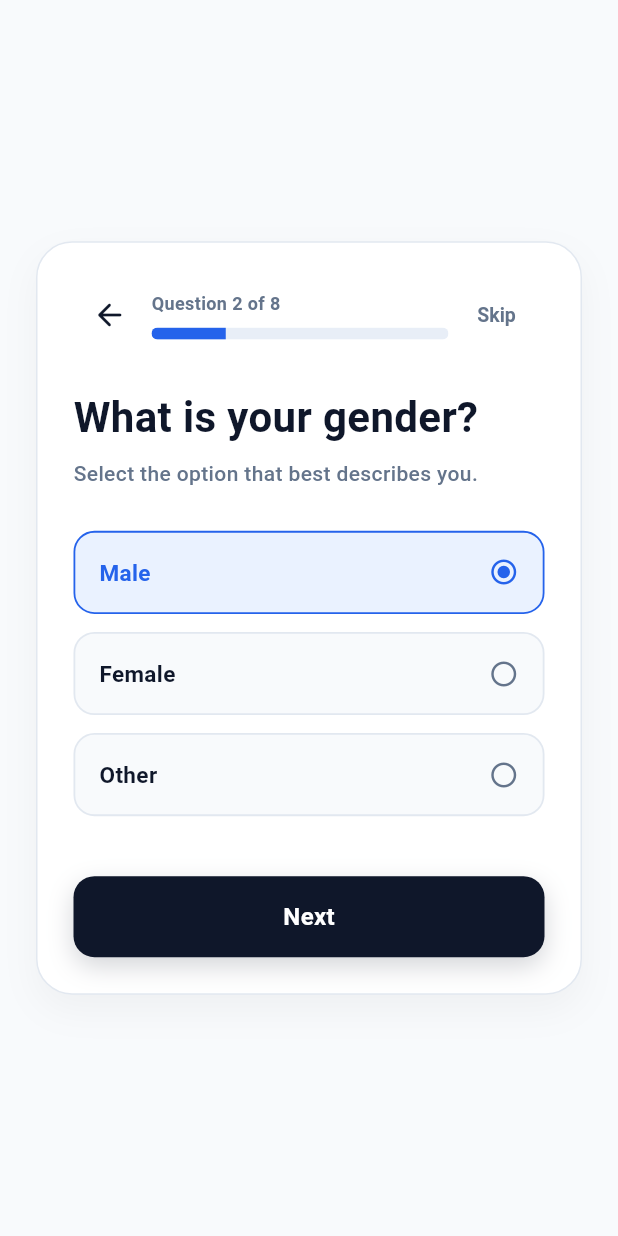
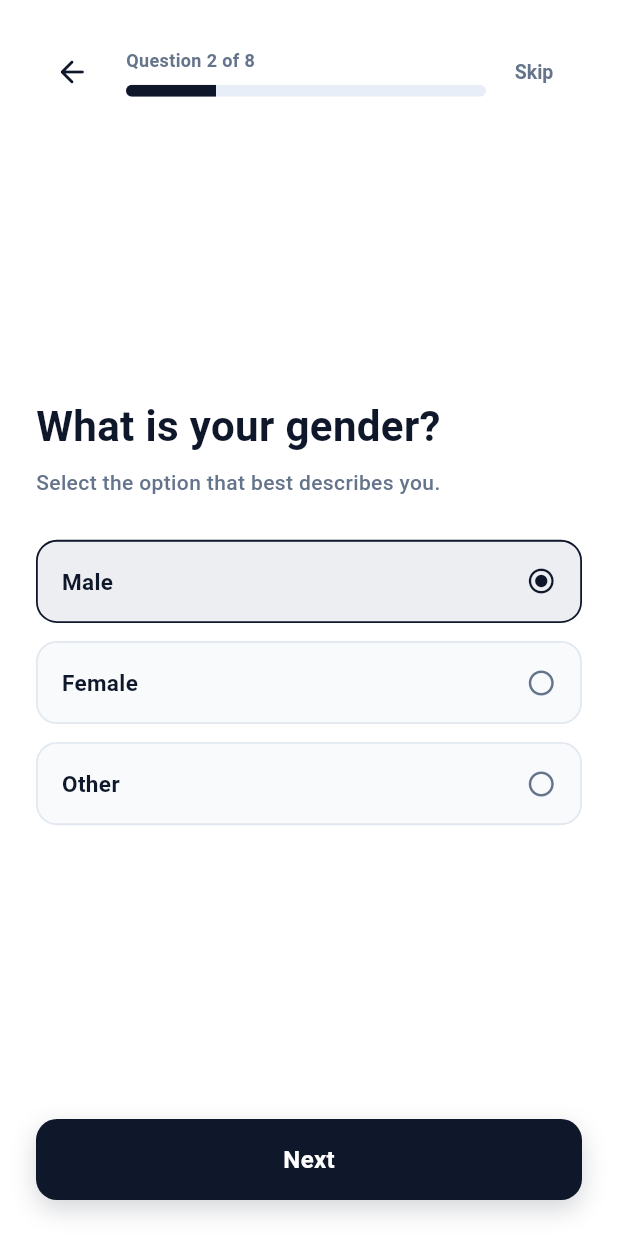
Before and after one commit to nickdude/cgm-claude, a Flutter app: the OnboardingScreen screen opened directly, after a tap on "Skip", on a phone screen of 412 x 824 dp. Run offline on Flutter 3.47's test engine with Material 3 defaults, Android fonts, the phone set to English and light mode, and no system bars; our stand-ins replace dio, fl_chart, flutter_local_notifications, flutter_secure_storage, flutter_svg, google_sign_in and 2 more; missing offline and left inert: flutter_facebook_auth, mobile_scanner; accounts and stored records are empty; statements that could not run were skipped.

Commit message:
onboarding

```diff
--- a/belvix/lib/features/onboarding/presentation/screens/onboarding_screen.dart
+++ b/belvix/lib/features/onboarding/presentation/screens/onboarding_screen.dart
@@ -202,33 +202,21 @@ class _OnboardingScreenState extends State<OnboardingScreen> {
     final progress = (currentStep + 1) / totalSteps;
 
     return Scaffold(
-      backgroundColor: AppColors.background,
+      backgroundColor: Colors.white,
+      // Full-height layout: header pinned at the top, content scrolls in
+      // the middle, button pinned near the bottom. Equal top/bottom space
+      // keeps every question's screen consistent regardless of content.
       body: SafeArea(
+        child: Padding(
+          padding: const EdgeInsets.symmetric(
+            horizontal: 24,
+            vertical: 24,
+          ),
           child: Center(
-          child: SingleChildScrollView(
-            padding: const EdgeInsets.all(24),
             child: ConstrainedBox(
               constraints: const BoxConstraints(maxWidth: 480),
-              child: Container(
-                padding: const EdgeInsets.all(24),
-                decoration: BoxDecoration(
-                  color: Colors.white,
-                  borderRadius: BorderRadius.circular(24),
-                  border: Border.all(color: AppColors.border),
-                  boxShadow: [
-                    BoxShadow(
-                      color: Colors.black.withValues(alpha: 0.04),
-                      blurRadius: 20,
-                      offset: const Offset(0, 10),
-                    ),
-                  ],
-                ),
-                child: AnimatedSwitcher(
-                  duration: const Duration(milliseconds: 220),
               child: Column(
-                    key: ValueKey(currentStep),
-                    crossAxisAlignment: CrossAxisAlignment.start,
-                    mainAxisSize: MainAxisSize.min,
+                crossAxisAlignment: CrossAxisAlignment.stretch,
                 children: [
                   Row(
                     children: [
@@ -236,8 +224,10 @@ class _OnboardingScreenState extends State<OnboardingScreen> {
                         onPressed: _goBack,
                         icon: const Icon(Icons.arrow_back_rounded),
                         color: AppColors.textPrimary,
+                        padding: EdgeInsets.zero,
+                        constraints: const BoxConstraints(),
                       ),
-                          const SizedBox(width: 4),
+                      const SizedBox(width: 12),
                       Expanded(
                         child: Column(
                           crossAxisAlignment: CrossAxisAlignment.start,
@@ -259,7 +249,7 @@ class _OnboardingScreenState extends State<OnboardingScreen> {
                                 backgroundColor: const Color(0xFFE8EEF7),
                                 valueColor:
                                     const AlwaysStoppedAnimation<Color>(
-                                          AppColors.primary,
+                                      AppColors.textPrimary,
                                     ),
                               ),
                             ),
@@ -280,6 +270,16 @@ class _OnboardingScreenState extends State<OnboardingScreen> {
                     ],
                   ),
                   const SizedBox(height: 28),
+                  Expanded(
+                    child: AnimatedSwitcher(
+                      duration: const Duration(milliseconds: 220),
+                      child: SingleChildScrollView(
+                        key: ValueKey(currentStep),
+                        physics: const BouncingScrollPhysics(),
+                        child: Column(
+                          crossAxisAlignment:
+                              CrossAxisAlignment.start,
+                          children: [
                             Text(
                               _stepTitle(),
                               style: const TextStyle(
@@ -301,7 +301,12 @@ class _OnboardingScreenState extends State<OnboardingScreen> {
                             ),
                             const SizedBox(height: 28),
                             _buildStepContent(),
-                      const SizedBox(height: 28),
+                          ],
+                        ),
+                      ),
+                    ),
+                  ),
+                  const SizedBox(height: 16),
                   AuthPrimaryButton(
                     label: currentStep == totalSteps - 1
                         ? "Finish"
@@ -310,8 +315,6 @@ class _OnboardingScreenState extends State<OnboardingScreen> {
                     onTap: _goNext,
                   ),
                 ],
-                  ),
-                ),
               ),
             ),
           ),
@@ -506,10 +509,10 @@ class _OnboardingScreenState extends State<OnboardingScreen> {
         duration: const Duration(milliseconds: 180),
         padding: const EdgeInsets.symmetric(horizontal: 16, vertical: 16),
         decoration: BoxDecoration(
-          color: isSelected ? const Color(0xFFEAF2FF) : const Color(0xFFF8FAFC),
+          color: isSelected ? const Color(0xFFEDEEF1) : const Color(0xFFF8FAFC),
           borderRadius: BorderRadius.circular(14),
           border: Border.all(
-            color: isSelected ? AppColors.primary : AppColors.border,
+            color: isSelected ? AppColors.textPrimary : AppColors.border,
             width: 1.2,
           ),
         ),
@@ -518,16 +521,18 @@ class _OnboardingScreenState extends State<OnboardingScreen> {
             Expanded(
               child: Text(
                 title,
-                style: TextStyle(
+                style: const TextStyle(
                   fontSize: 15,
                   fontWeight: FontWeight.w600,
-                  color: isSelected ? AppColors.primary : AppColors.textPrimary,
+                  color: AppColors.textPrimary,
                 ),
               ),
             ),
             Icon(
               isSelected ? Icons.radio_button_checked : Icons.radio_button_off,
-              color: isSelected ? AppColors.primary : AppColors.textSecondary,
+              color: isSelected
+                  ? AppColors.textPrimary
+                  : AppColors.textSecondary,
               size: 20,
             ),
           ],
@@ -549,10 +554,10 @@ class _OnboardingScreenState extends State<OnboardingScreen> {
         width: double.infinity,
         padding: const EdgeInsets.symmetric(horizontal: 16, vertical: 16),
         decoration: BoxDecoration(
-          color: isSelected ? const Color(0xFFEAF2FF) : const Color(0xFFF8FAFC),
+          color: isSelected ? const Color(0xFFEDEEF1) : const Color(0xFFF8FAFC),
           borderRadius: BorderRadius.circular(14),
           border: Border.all(
-            color: isSelected ? AppColors.primary : AppColors.border,
+            color: isSelected ? AppColors.textPrimary : AppColors.border,
             width: 1.2,
           ),
         ),
@@ -561,16 +566,18 @@ class _OnboardingScreenState extends State<OnboardingScreen> {
             Expanded(
               child: Text(
                 title,
-                style: TextStyle(
+                style: const TextStyle(
                   fontSize: 15,
                   fontWeight: FontWeight.w600,
-                  color: isSelected ? AppColors.primary : AppColors.textPrimary,
+                  color: AppColors.textPrimary,
                 ),
               ),
             ),
             Icon(
               isSelected ? Icons.check_circle : Icons.circle_outlined,
-              color: isSelected ? AppColors.primary : AppColors.textSecondary,
+              color: isSelected
+                  ? AppColors.textPrimary
+                  : AppColors.textSecondary,
             ),
           ],
         ),
```
Also changed, not shown: belvix/lib/core/widgets/primary_button.dart (+18 -0 lines), belvix/lib/features/cgm/connect/presentation/screens/cgm_connect_intro_screen.dart (+11 -0 lines), belvix/lib/features/profile/presentation/screens/profile_setup_screen.dart (+8 -8 lines). Lines whose indentation alone changed are shown as unchanged.
